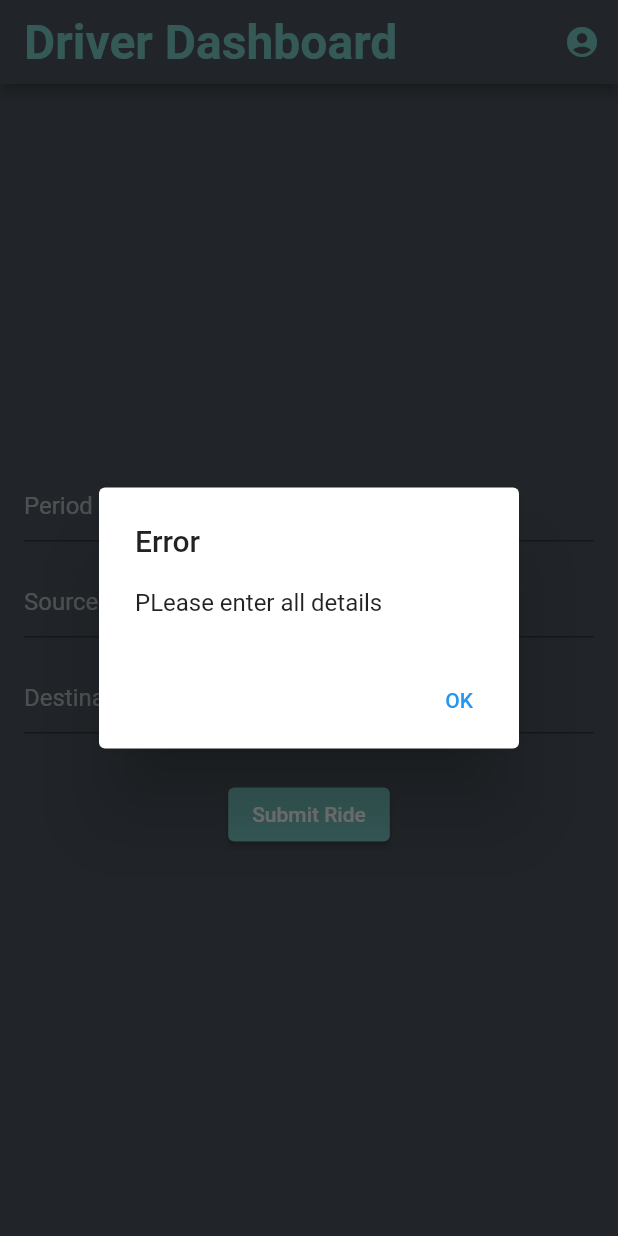
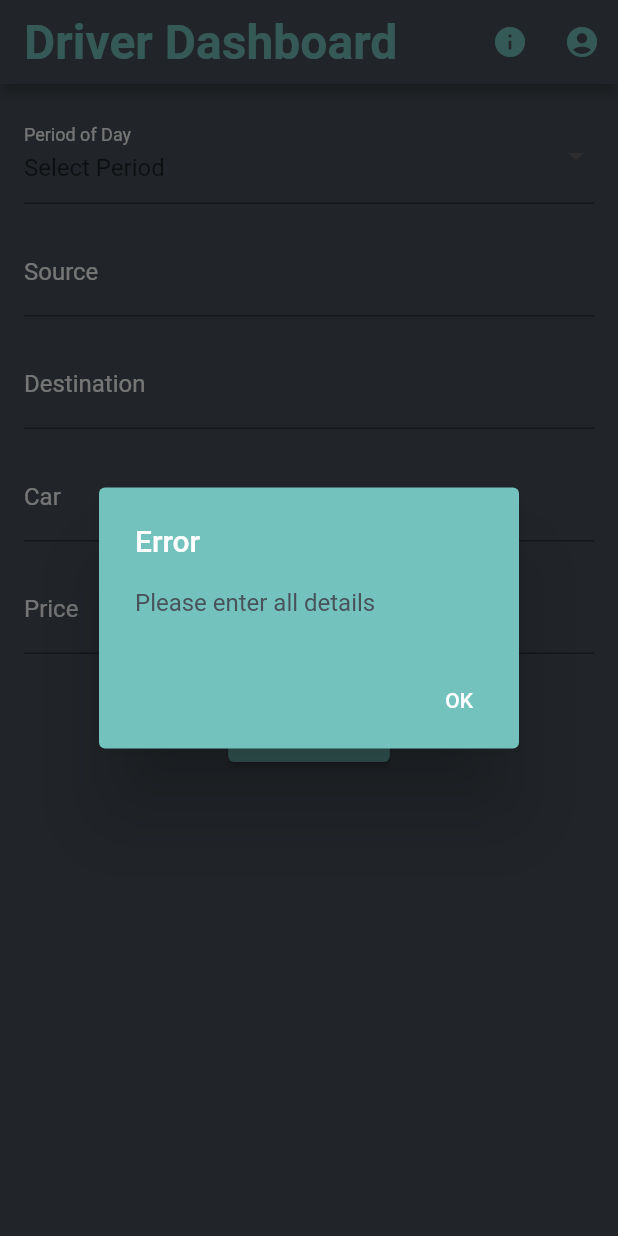
Before and after one commit to aGayar30/Flutter_Carppool_project, a Flutter app: the DriverDashboard screen opened directly, after a tap on "Submit Ride", on a phone screen of 412 x 824 dp. Run offline on Flutter 3.47's test engine with Material 2 defaults, Android fonts, the phone set to English and light mode, and no system bars; our stand-ins replace firebase_auth, firebase_core, firebase_database; accounts and stored records are empty.

Commit message:
Add rides

```diff
--- a/lib/driverDashboard.dart
+++ b/lib/driverDashboard.dart
@@ -1,6 +1,8 @@
+import 'package:firebase_auth/firebase_auth.dart';
 import 'package:firebase_database/firebase_database.dart';
 import 'package:flutter/material.dart';
 import 'package:my_project/Profile.dart';
+import 'auth.dart';
 
 class DriverDashboard extends StatefulWidget {
   @override
@@ -12,6 +14,33 @@ class _DriverDashboardState extends State<DriverDashboard> {
   final TextEditingController periodController = TextEditingController();
   final TextEditingController sourceController = TextEditingController();
   final TextEditingController destinationController = TextEditingController();
+  final TextEditingController carController = TextEditingController();
+  final TextEditingController priceController = TextEditingController();
+
+
+  @override
+  void initState() {
+    super.initState();
+    // Fetch default car value from the database
+    fetchDefaultCar();
+  }
+
+  void fetchDefaultCar() async {
+    User? user = Auth().currentUser;
+
+    if (user != null) {
+      DatabaseEvent databaseEvent =
+      await database.child('Users').child(user.uid).once();
+      DataSnapshot dataSnapshot = databaseEvent.snapshot;
+
+      if (dataSnapshot.value != null) {
+        Map<dynamic, dynamic>? userData =
+        dataSnapshot.value as Map<dynamic, dynamic>?;
+        String defaultCar = userData?['carType'] ?? '';
+        carController.text = defaultCar;
+      }
+    }
+  }
 
   @override
   Widget build(BuildContext context) {
@@ -29,6 +58,14 @@ class _DriverDashboardState extends State<DriverDashboard> {
         backgroundColor: Color(0xFF495159),
         actions: [
           IconButton(
+            icon: Icon(Icons.info),
+            color: Color(0xFF73C2BE),
+            onPressed: () {
+              // Show tooltip with information
+              showInformationDialog(context);
+            },
+          ),
+          IconButton(
             icon: Icon(Icons.account_circle),
             color: Color(0xFF73C2BE),
             onPressed: () {
@@ -41,17 +78,33 @@ class _DriverDashboardState extends State<DriverDashboard> {
           ),
         ],
       ),
-      body: Padding(
-        padding: const EdgeInsets.all(16.0),
-        child: Column(
+      body: SingleChildScrollView(
+        child:Padding(
+          padding: const EdgeInsets.all(16.0),
+          child: Column(
           mainAxisAlignment: MainAxisAlignment.center,
           crossAxisAlignment: CrossAxisAlignment.center,
           children: [
-            TextField(
-              controller: periodController,
-              style: TextStyle(color: Colors.white),
+            DropdownButtonFormField<String>(
+              value: periodController.text.isNotEmpty ? periodController.text : null,
+              items: ['Morning', 'Afternoon']
+                  .map((String period) => DropdownMenuItem<String>(
+                value: period,
+                child: Text(period),
+              ))
+                  .toList(),
+              onChanged: (String? newValue) {
+                setState(() {
+                  periodController.text = newValue ?? '';
+                  // Reset source and destination when the period changes
+                  sourceController.clear();
+                  destinationController.clear();
+                });
+              },
               decoration: InputDecoration(
-                hintText: 'Period of Day (e.g., Morning)',
+                labelText: 'Period of Day',
+                labelStyle: TextStyle(color: Colors.white),
+                hintText: 'Select Period',
                 hintStyle: TextStyle(color: Colors.white54),
               ),
             ),
@@ -60,7 +113,9 @@ class _DriverDashboardState extends State<DriverDashboard> {
               controller: sourceController,
               style: TextStyle(color: Colors.white),
               decoration: InputDecoration(
-                hintText: 'Source',
+                labelText: 'Source',
+                labelStyle: TextStyle(color: Colors.white),
+                hintText: 'Enter Source',
                 hintStyle: TextStyle(color: Colors.white54),
               ),
             ),
@@ -69,7 +124,31 @@ class _DriverDashboardState extends State<DriverDashboard> {
               controller: destinationController,
               style: TextStyle(color: Colors.white),
               decoration: InputDecoration(
-                hintText: 'Destination',
+                labelText: 'Destination',
+                labelStyle: TextStyle(color: Colors.white),
+                hintText: 'Enter Destination',
+                hintStyle: TextStyle(color: Colors.white54),
+              ),
+            ),
+            SizedBox(height: 16.0),
+            TextField(
+              controller: carController,
+              style: TextStyle(color: Colors.white),
+              decoration: InputDecoration(
+                labelText: 'Car',
+                labelStyle: TextStyle(color: Colors.white),
+                hintText: 'Enter Car Type',
+                hintStyle: TextStyle(color: Colors.white54),
+              ),
+            ),
+            SizedBox(height: 16.0),
+            TextField(
+              controller: priceController,
+              style: TextStyle(color: Colors.white),
+              decoration: InputDecoration(
+                labelText: 'Price',
+                labelStyle: TextStyle(color: Colors.white),
+                hintText: 'Enter Price',
                 hintStyle: TextStyle(color: Colors.white54),
               ),
             ),
@@ -87,29 +166,38 @@ class _DriverDashboardState extends State<DriverDashboard> {
           ],
         ),
       ),
+      )
     );
   }
 
   void submitRideDetails() {
+    // Get the current user ID
+    String driverId = Auth().currentUser?.uid ?? '';
+
     // Get the text from the text controllers
+    String car = carController.text.trim();
     String period = periodController.text.trim();
     String source = sourceController.text.trim();
     String destination = destinationController.text.trim();
+    String price = priceController.text.trim();
 
     // Validate input fields (you may want to add more validation)
-    if (period.isEmpty || source.isEmpty || destination.isEmpty) {
+    if (car.isEmpty || period.isEmpty || source.isEmpty ||
+        destination.isEmpty || price.isEmpty) {
       showDialog(
         context: context,
         builder: (BuildContext context) {
           return AlertDialog(
-            title: Text('Error'),
-            content: Text('PLease enter all details'),
+            backgroundColor: Color(0xFF73C2BE),
+            title: Text('Error',style: TextStyle(color: Colors.white)),
+            content: Text('Please enter all details',
+                style: TextStyle(color: Color(0xFF495159))),
             actions: [
               TextButton(
                 onPressed: () {
                   Navigator.pop(context);
                 },
-                child: Text('OK'),
+                child: Text('OK',style: TextStyle(color: Colors.white)),
               ),
             ],
           );
@@ -118,16 +206,80 @@ class _DriverDashboardState extends State<DriverDashboard> {
       return;
     }
 
-    // Save the ride details to Firebase Realtime Database
-    database.child('dummyRides/').set({
+    // Check the conditions based on the selected period
+    if ((period == 'Morning' && (destination != 'gate 3' && destination != 'gate 4')) ||
+        (period == 'Afternoon' && (source != 'gate 3' && source != 'gate 4'))) {
+      showDialog(
+        context: context,
+        builder: (BuildContext context) {
+          return AlertDialog(
+            backgroundColor: Color(0xFF73C2BE),
+            title: Text('Error' ,style: TextStyle(color: Colors.white),),
+            content: Text('Invalid source or destination for the selected period',
+                style: TextStyle(color: Color(0xFF495159))),
+            actions: [
+              TextButton(
+                onPressed: () {
+                  Navigator.pop(context);
+                },
+                child: Text('OK',style: TextStyle(color: Colors.white),),
+              ),
+            ],
+          );
+        },
+      );
+      return;
+    }
+
+    // Generate a unique key using push
+    var newRideRef = database.child('Rides/').push();
+
+    // Save the ride details to Firebase Realtime Database with the unique key
+    newRideRef.set({
+      'car': car,
+      'driverId': driverId,
       'period': period,
+      'rider1Id': 'none',
+      'rider2Id': 'none',
+      'rider3Id': 'none',
+      'rider4Id': 'none',
+      'rider1State': 'none',
+      'rider2State': 'none',
+      'rider3State': 'none',
+      'rider4State': 'none',
       'source': source,
       'destination': destination,
-    }).then((_) => print("AAAAAAAAAAAAAAAAAAAAAAAAAAAAAAAAAAAAAAAAAAAAAAAAAAAAAAAAAAAAAAAAAAAAAAAAAAAAAAAAAAAAAAAAAAAAAAA!"));
+      'price': price,
+    }).then((_) => print("Ride added successfully!"));
 
     // Clear text fields after submitting
     periodController.clear();
     sourceController.clear();
     destinationController.clear();
+    priceController.clear();
+  }
+  void showInformationDialog(BuildContext context) {
+    showDialog(
+      context: context,
+      builder: (BuildContext context) {
+        return AlertDialog(
+          backgroundColor: Color(0xFF73C2BE),
+          title: Text('Information', style: TextStyle(color: Colors.white)),
+          content: Text('Morning rides are at 7:30 AM, afternoon rides are at 5:30 PM.\n \n'
+              'Please note that morning rides can only have a source of gate 3 or gate 4\n \n '
+              'and afternoon rides can only have a source of gate 3 or gate 4.\n \n'
+              'Please write the gates as follows only: gate "space" 3',
+              style: TextStyle(color: Color(0xFF495159)),),
+          actions: [
+            TextButton(
+              onPressed: () {
+                Navigator.pop(context);
+              },
+              child: Text('OK' , style: TextStyle(color: Colors.white,),)
+            ),
+          ],
+        );
+      },
+    );
   }
 }
```
